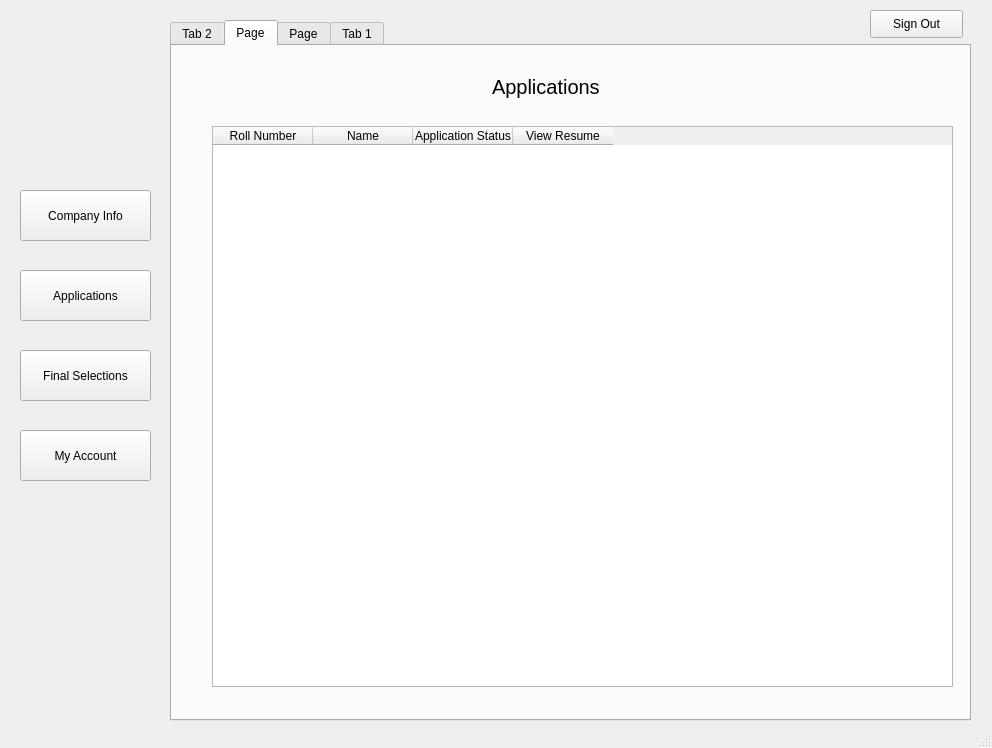
raghuvanshraj/Placement-Cell-Management-System, file frontend/ui/placement_cell_recruiter.ui: the form before one commit.
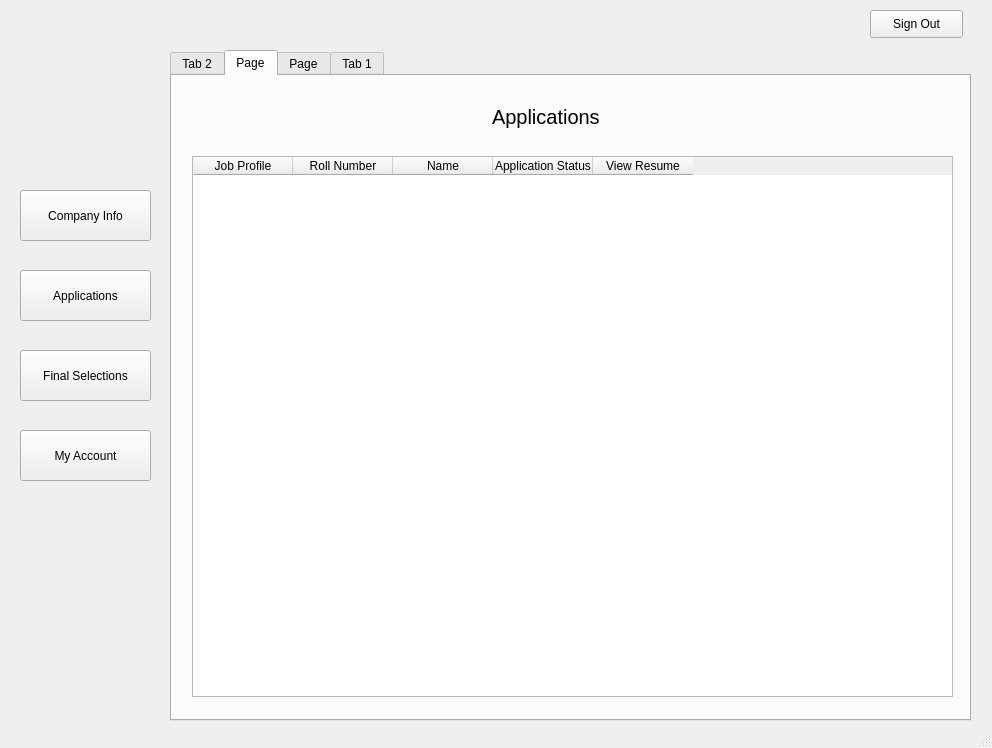
The form after the commit. The open tabs and pages were chosen to show the change. Icons and pictures are not drawn.

The edit to the form file:
```diff
--- a/frontend/ui/placement_cell_recruiter.ui
+++ b/frontend/ui/placement_cell_recruiter.ui
@@ -136,9 +136,9 @@
     <property name="geometry">
      <rect>
       <x>170</x>
-      <y>20</y>
+      <y>50</y>
       <width>801</width>
-      <height>701</height>
+      <height>671</height>
      </rect>
     </property>
     <property name="currentIndex">
@@ -589,15 +589,20 @@
      <widget class="QTableWidget" name="tableWidget_2">
       <property name="geometry">
        <rect>
-        <x>40</x>
+        <x>20</x>
         <y>80</y>
-        <width>741</width>
-        <height>561</height>
+        <width>761</width>
+        <height>541</height>
        </rect>
       </property>
       <property name="autoFillBackground">
        <bool>false</bool>
       </property>
+      <column>
+       <property name="text">
+        <string>Job Profile</string>
+       </property>
+      </column>
       <column>
        <property name="text">
         <string>Roll Number</string>
@@ -904,7 +909,7 @@
    <widget class="QLabel" name="label_37">
     <property name="geometry">
      <rect>
-      <x>10</x>
+      <x>20</x>
       <y>20</y>
       <width>141</width>
       <height>141</height>
```
Left out of the diff: 38 changed lines with no effect on the pictures.
